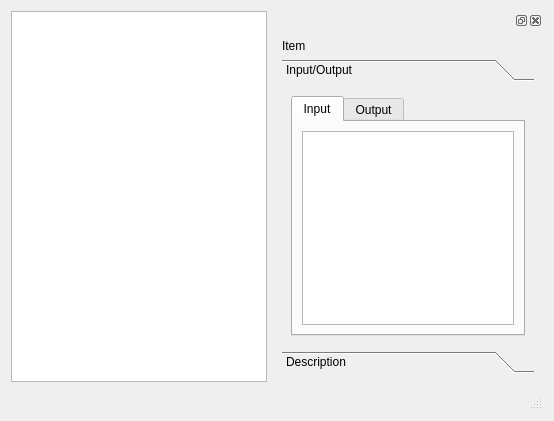
This is python/plugins/processingmanager/workflowBuilder.ui in CzendaZdenda/qgis as Qt 5 draws it before an edit. The edited form follows.
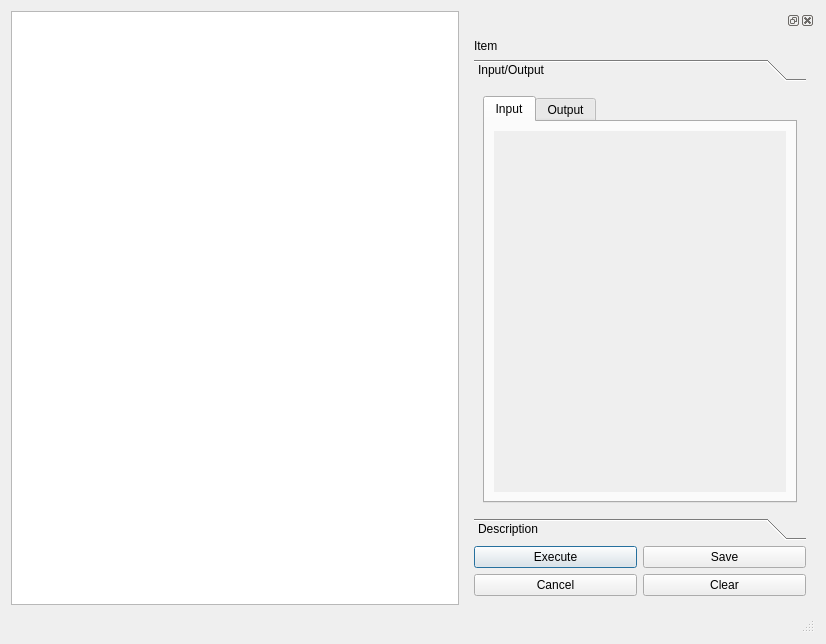
This is the edited form. The open tabs and pages were chosen to show the change. Custom widgets are drawn as their Qt base class.

Commit message: You can execute the workflow, but it goes well just with that modules, that go well in Processing Framework.You have to fill inputs by using the panel on the left side or by connecting it with some output of another module. For now you can't save it as module in Processing Framework.

```diff
--- a/python/plugins/processingmanager/workflowBuilder.ui
+++ b/python/plugins/processingmanager/workflowBuilder.ui
@@ -2,6 +2,14 @@
 <ui version="4.0">
  <class>workflowBuilder</class>
  <widget class="QDialog" name="workflowBuilder">
+  <property name="geometry">
+   <rect>
+    <x>0</x>
+    <y>0</y>
+    <width>826</width>
+    <height>644</height>
+   </rect>
+  </property>
   <property name="windowTitle">
    <string>Workflow Builder 0.01</string>
   </property>
@@ -15,7 +23,7 @@
       <widget class="QDockWidget" name="dockWidget">
        <property name="maximumSize">
         <size>
-         <width>270</width>
+         <width>350</width>
          <height>524287</height>
         </size>
        </property>
@@ -34,12 +42,15 @@
             <number>0</number>
            </property>
            <widget class="QWidget" name="ioput">
+            <property name="enabled">
+             <bool>true</bool>
+            </property>
             <property name="geometry">
              <rect>
               <x>0</x>
               <y>0</y>
-              <width>252</width>
-              <height>356</height>
+              <width>332</width>
+              <height>400</height>
              </rect>
             </property>
             <attribute name="label">
@@ -57,10 +68,33 @@
                 </attribute>
                 <layout class="QVBoxLayout" name="verticalLayout_5">
                  <item>
-                  <widget class="QTreeView" name="treeViewIn">
-                   <property name="headerHidden">
+                  <widget class="QScrollArea" name="inputScroll">
+                   <property name="frameShape">
+                    <enum>QFrame::NoFrame</enum>
+                   </property>
+                   <property name="horizontalScrollBarPolicy">
+                    <enum>Qt::ScrollBarAlwaysOff</enum>
+                   </property>
+                   <property name="widgetResizable">
                     <bool>true</bool>
                    </property>
+                   <widget class="QWidget" name="inputWidget">
+                    <property name="geometry">
+                     <rect>
+                      <x>0</x>
+                      <y>0</y>
+                      <width>292</width>
+                      <height>331</height>
+                     </rect>
+                    </property>
+                    <property name="sizePolicy">
+                     <sizepolicy hsizetype="Preferred" vsizetype="Expanding">
+                      <horstretch>0</horstretch>
+                      <verstretch>0</verstretch>
+                     </sizepolicy>
+                    </property>
+                    <layout class="QFormLayout" name="inputForm"/>
+                   </widget>
                   </widget>
                  </item>
                 </layout>
@@ -103,6 +137,38 @@
            </widget>
           </widget>
          </item>
+         <item>
+          <layout class="QGridLayout" name="buttonLayout">
+           <item row="0" column="0">
+            <widget class="QPushButton" name="executeButton">
+             <property name="text">
+              <string>Execute</string>
+             </property>
+            </widget>
+           </item>
+           <item row="1" column="0">
+            <widget class="QPushButton" name="cancelButton">
+             <property name="text">
+              <string>Cancel</string>
+             </property>
+            </widget>
+           </item>
+           <item row="0" column="1">
+            <widget class="QPushButton" name="saveButton">
+             <property name="text">
+              <string>Save</string>
+             </property>
+            </widget>
+           </item>
+           <item row="1" column="1">
+            <widget class="QPushButton" name="clearButton">
+             <property name="text">
+              <string>Clear</string>
+             </property>
+            </widget>
+           </item>
+          </layout>
+         </item>
         </layout>
        </widget>
       </widget>
```
Left out of the diff: 37 changed lines with no effect on the pictures. The commit also changes 3 other files.
